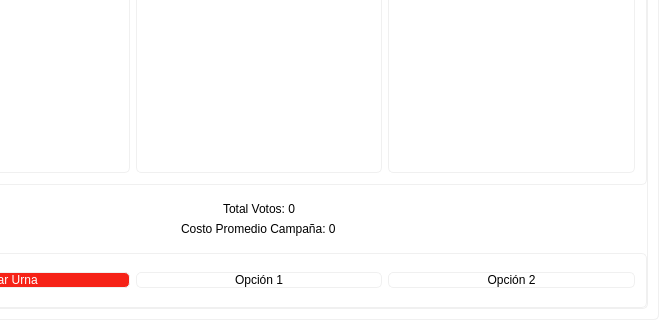
This is MainWindow.ui in Andres6936/QT-Elecciones-CPP as Qt 5 draws it before an edit; both pictures show x 141 to 800 and y 280 to 600 of the 800 by 600 pixel window. The edited form follows.
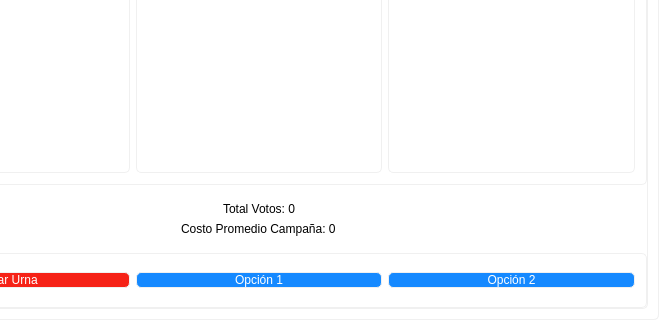
This is the edited form. Icons and pictures are not drawn.

Commit message: Add Button Opcion 1 and Opcion 2

Diff of the .ui file:
```diff
--- a/MainWindow.ui
+++ b/MainWindow.ui
@@ -205,6 +205,11 @@
           </item>
           <item>
            <widget class="QPushButton" name="buttonOpcion1">
+            <property name="styleSheet">
+             <string notr="true">border-radius: 5px;
+background-color: rgb( 21, 137, 255 );
+color: white;</string>
+            </property>
             <property name="text">
              <string>Opción 1</string>
             </property>
@@ -212,6 +217,11 @@
           </item>
           <item>
            <widget class="QPushButton" name="buttonOpcion2">
+            <property name="styleSheet">
+             <string notr="true">border-radius: 5px;
+background-color: rgb( 21, 137, 255 );
+color: white;</string>
+            </property>
             <property name="text">
              <string>Opción 2</string>
             </property>
```
